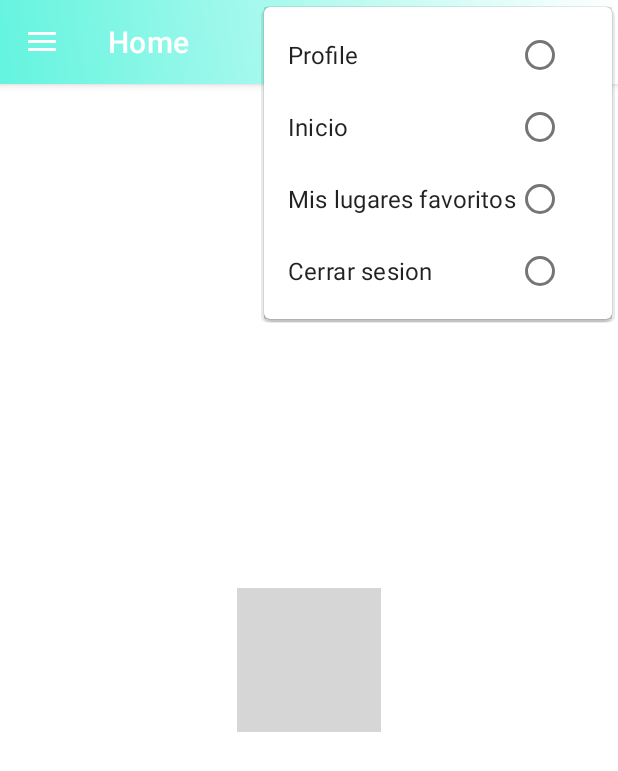
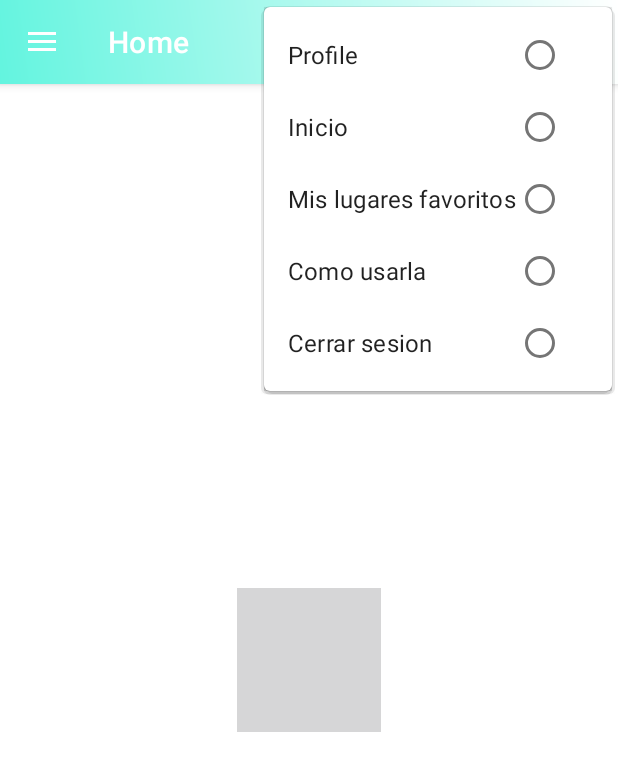
Before and after one commit to r34mod/PlayasApp, an Android app: the screen it shows after launch once a user with an empty profile is signed in (Ajustes), with the options menu open, on a phone screen of 412 x 824 dp. Shown: the top 771 px of the screen. Run offline under Robolectric (Android 15) with nearby library versions, the phone set to English and light mode, and no system bars; our stand-ins replace Firebase (no records; nobody signed in at launch, a user with empty details on screens opened directly), navigation-ui.

Commit message:
feature: continue with project

```diff
--- /dev/null
+++ b/app/src/main/res/drawable/ic_baseline_info_24.xml
@@ -0,0 +1,10 @@
+<vector xmlns:android="http://schemas.android.com/apk/res/android"
+    android:width="24dp"
+    android:height="24dp"
+    android:viewportWidth="24"
+    android:viewportHeight="24"
+    android:tint="?attr/colorControlNormal">
+  <path
+      android:fillColor="@android:color/white"
+      android:pathData="M12,2C6.48,2 2,6.48 2,12s4.48,10 10,10 10,-4.48 10,-10S17.52,2 12,2zM13,17h-2v-6h2v6zM13,9h-2L11,7h2v2z"/>
+</vector>
--- a/app/src/main/res/menu/activity_main_drawer.xml
+++ b/app/src/main/res/menu/activity_main_drawer.xml
@@ -24,6 +24,12 @@
             android:icon="@drawable/ic_heart"
             android:title="Mis lugares favoritos" />
 
+
+        <item
+            android:id="@+id/nav_info"
+            android:icon="@drawable/ic_baseline_info_24"
+            android:title="Como usarla" />
+
     </group>
 
     <group android:id="@+id/grupo2"
```
